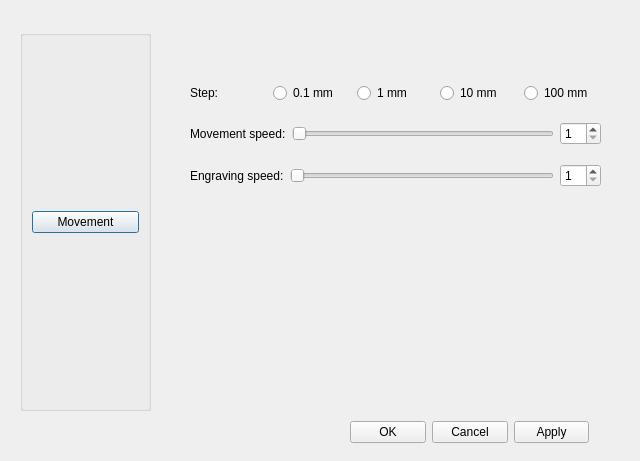
Before: the Qt Designer form mainwindow/settings.ui in CommName/Cengrave, drawn with Qt 5.
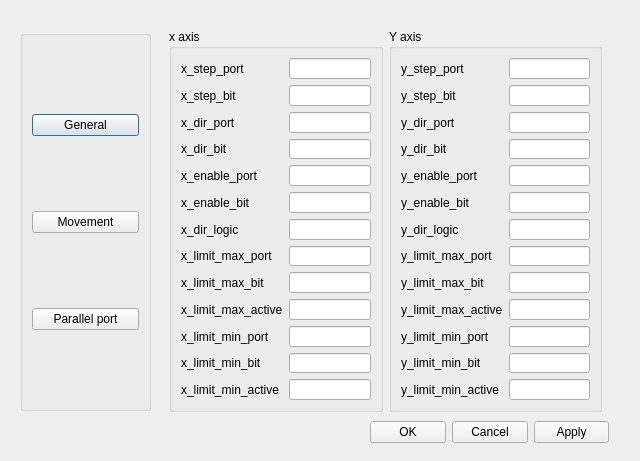
After: the same form once the commit is applied.

Commit message: port settings added

```diff
--- a/mainwindow/settings.ui
+++ b/mainwindow/settings.ui
@@ -41,6 +41,13 @@
     <bool>false</bool>
    </property>
    <layout class="QVBoxLayout" name="verticalLayout">
+    <item>
+     <widget class="QPushButton" name="button_general">
+      <property name="text">
+       <string>General</string>
+      </property>
+     </widget>
+    </item>
     <item>
      <widget class="QPushButton" name="button_set_machine_controls">
       <property name="sizePolicy">
@@ -54,23 +61,30 @@
       </property>
      </widget>
     </item>
+    <item>
+     <widget class="QPushButton" name="butto_parallel_port">
+      <property name="text">
+       <string>Parallel port</string>
+      </property>
+     </widget>
+    </item>
    </layout>
   </widget>
   <widget class="QStackedWidget" name="stackedWidget">
    <property name="geometry">
     <rect>
-     <x>170</x>
-     <y>30</y>
+     <x>160</x>
+     <y>20</y>
      <width>451</width>
-     <height>381</height>
+     <height>401</height>
     </rect>
    </property>
    <property name="currentIndex">
-    <number>1</number>
+    <number>2</number>
    </property>
    <widget class="QWidget" name="page"/>
    <widget class="QWidget" name="movement">
-    <widget class="QWidget" name="">
+    <widget class="QWidget" name="layoutWidget">
      <property name="geometry">
       <rect>
        <x>20</x>
@@ -190,11 +204,371 @@
      </layout>
     </widget>
    </widget>
+   <widget class="QWidget" name="parallel_port">
+    <layout class="QHBoxLayout" name="horizontalLayout_2" stretch="1,1">
+     <item>
+      <widget class="QGroupBox" name="parallelport_x">
+       <property name="title">
+        <string>x axis</string>
+       </property>
+       <layout class="QFormLayout" name="formLayout">
+        <item row="0" column="0">
+         <widget class="QLabel" name="label_x_step_port">
+          <property name="text">
+           <string>x_step_port</string>
+          </property>
+          <property name="buddy">
+           <cstring>lineEdit_x_step_port</cstring>
+          </property>
+         </widget>
+        </item>
+        <item row="1" column="0">
+         <widget class="QLabel" name="label_x_step_bit">
+          <property name="text">
+           <string>x_step_bit</string>
+          </property>
+          <property name="buddy">
+           <cstring>lineEdit_x_step_bit</cstring>
+          </property>
+         </widget>
+        </item>
+        <item row="2" column="0">
+         <widget class="QLabel" name="label_x_dir_port">
+          <property name="text">
+           <string>x_dir_port</string>
+          </property>
+          <property name="buddy">
+           <cstring>lineEdit_x_dir_port</cstring>
+          </property>
+         </widget>
+        </item>
+        <item row="3" column="0">
+         <widget class="QLabel" name="label_x_dir_bit">
+          <property name="text">
+           <string>x_dir_bit</string>
+          </property>
+          <property name="buddy">
+           <cstring>lineEdit_x_dir_bit</cstring>
+          </property>
+         </widget>
+        </item>
+        <item row="4" column="0">
+         <widget class="QLabel" name="label_x_enable_port">
+          <property name="text">
+           <string>x_enable_port</string>
+          </property>
+          <property name="buddy">
+           <cstring>lineEdit_x_enable_port</cstring>
+          </property>
+         </widget>
+        </item>
+        <item row="5" column="0">
+         <widget class="QLabel" name="label_x_enable_bit">
+          <property name="text">
+           <string>x_enable_bit</string>
+          </property>
+          <property name="buddy">
+           <cstring>lineEdit_x_enable_bit</cstring>
+          </property>
+         </widget>
+        </item>
+        <item row="6" column="0">
+         <widget class="QLabel" name="label_x_dir_logic">
+          <property name="text">
+           <string>x_dir_logic</string>
+          </property>
+          <property name="buddy">
+           <cstring>lineEdit_x_dir_logic</cstring>
+          </property>
+         </widget>
+        </item>
+        <item row="7" column="0">
+         <widget class="QLabel" name="label_x_limit_max_port">
+          <property name="text">
+           <string>x_limit_max_port</string>
+          </property>
+          <property name="buddy">
+           <cstring>lineEdit_x_limit_max_port</cstring>
+          </property>
+         </widget>
+        </item>
+        <item row="8" column="0">
+         <widget class="QLabel" name="label_x_limit_max_bit">
+          <property name="text">
+           <string>x_limit_max_bit</string>
+          </property>
+          <property name="buddy">
+           <cstring>lineEdit_x_limit_max_bit</cstring>
+          </property>
+         </widget>
+        </item>
+        <item row="9" column="0">
+         <widget class="QLabel" name="label_x_limit_max_active">
+          <property name="text">
+           <string>x_limit_max_active</string>
+          </property>
+          <property name="buddy">
+           <cstring>lineEdit_x_limit_max_active</cstring>
+          </property>
+         </widget>
+        </item>
+        <item row="10" column="0">
+         <widget class="QLabel" name="label_x_limit_min_port">
+          <property name="text">
+           <string>x_limit_min_port</string>
+          </property>
+          <property name="buddy">
+           <cstring>lineEdit_x_limit_min_port</cstring>
+          </property>
+         </widget>
+        </item>
+        <item row="11" column="0">
+         <widget class="QLabel" name="label_x_limit_min_bit">
+          <property name="text">
+           <string>x_limit_min_bit</string>
+          </property>
+          <property name="buddy">
+           <cstring>lineEdit_x_limit_min_bit</cstring>
+          </property>
+         </widget>
+        </item>
+        <item row="12" column="0">
+         <widget class="QLabel" name="label_x_limit_min_active">
+          <property name="text">
+           <string>x_limit_min_active</string>
+          </property>
+          <property name="buddy">
+           <cstring>lineEdit_x_limit_min_active</cstring>
+          </property>
+         </widget>
+        </item>
+        <item row="0" column="1">
+         <widget class="QLineEdit" name="lineEdit_x_step_port"/>
+        </item>
+        <item row="1" column="1">
+         <widget class="QLineEdit" name="lineEdit_x_step_bit"/>
+        </item>
+        <item row="2" column="1">
+         <widget class="QLineEdit" name="lineEdit_x_dir_port"/>
+        </item>
+        <item row="3" column="1">
+         <widget class="QLineEdit" name="lineEdit_x_dir_bit"/>
+        </item>
+        <item row="4" column="1">
+         <widget class="QLineEdit" name="lineEdit_x_enable_port"/>
+        </item>
+        <item row="5" column="1">
+         <widget class="QLineEdit" name="lineEdit_x_enable_bit"/>
+        </item>
+        <item row="6" column="1">
+         <widget class="QLineEdit" name="lineEdit_x_dir_logic"/>
+        </item>
+        <item row="7" column="1">
+         <widget class="QLineEdit" name="lineEdit_x_limit_max_port"/>
+        </item>
+        <item row="8" column="1">
+         <widget class="QLineEdit" name="lineEdit_x_limit_max_bit"/>
+        </item>
+        <item row="9" column="1">
+         <widget class="QLineEdit" name="lineEdit_x_limit_max_active"/>
+        </item>
+        <item row="10" column="1">
+         <widget class="QLineEdit" name="lineEdit_x_limit_min_port"/>
+        </item>
+        <item row="11" column="1">
+         <widget class="QLineEdit" name="lineEdit_x_limit_min_bit"/>
+        </item>
+        <item row="12" column="1">
+         <widget class="QLineEdit" name="lineEdit_x_limit_min_active"/>
+        </item>
+       </layout>
+      </widget>
+     </item>
+     <item>
+      <widget class="QGroupBox" name="parallelport_y">
+       <property name="title">
+        <string>Y axis</string>
+       </property>
+       <layout class="QFormLayout" name="formLayout_2">
+        <item row="0" column="0">
+         <widget class="QLabel" name="label_y_step_port">
+          <property name="text">
+           <string>y_step_port</string>
+          </property>
+          <property name="buddy">
+           <cstring>lineEdit_y_step_port</cstring>
+          </property>
+         </widget>
+        </item>
+        <item row="1" column="0">
+         <widget class="QLabel" name="label_y_step_bit">
+          <property name="text">
+           <string>y_step_bit</string>
+          </property>
+          <property name="buddy">
+           <cstring>lineEdit_y_step_bit</cstring>
+          </property>
+         </widget>
+        </item>
+        <item row="2" column="0">
+         <widget class="QLabel" name="label_y_dir_port">
+          <property name="text">
+           <string>y_dir_port</string>
+          </property>
+          <property name="buddy">
+           <cstring>lineEdit_y_dir_port</cstring>
+          </property>
+         </widget>
+        </item>
+        <item row="3" column="0">
+         <widget class="QLabel" name="label_y_dir_bit">
+          <property name="text">
+           <string>y_dir_bit</string>
+          </property>
+          <property name="buddy">
+           <cstring>lineEdit_y_dir_bit</cstring>
+          </property>
+         </widget>
+        </item>
+        <item row="4" column="0">
+         <widget class="QLabel" name="y_enable_port">
+          <property name="text">
+           <string>y_enable_port</string>
+          </property>
+          <property name="buddy">
+           <cstring>lineEdit_y_enable_port</cstring>
+          </property>
+         </widget>
+        </item>
+        <item row="5" column="0">
+         <widget class="QLabel" name="label_y_enable_bit">
+          <property name="text">
+           <string>y_enable_bit</string>
+          </property>
+          <property name="buddy">
+           <cstring>lineEdit_y_enable_bit</cstring>
+          </property>
+         </widget>
+        </item>
+        <item row="6" column="0">
+         <widget class="QLabel" name="label_y_dir_logic">
+          <property name="text">
+           <string>y_dir_logic</string>
+          </property>
+          <property name="buddy">
+           <cstring>lineEdit_y_dir_logic</cstring>
+          </property>
+         </widget>
+        </item>
+        <item row="7" column="0">
+         <widget class="QLabel" name="label_y_limit_max_port">
+          <property name="text">
+           <string>y_limit_max_port</string>
+          </property>
+          <property name="buddy">
+           <cstring>lineEdit_y_limit_max_port</cstring>
+          </property>
+         </widget>
+        </item>
+        <item row="8" column="0">
+         <widget class="QLabel" name="label_y_limit_max_bit">
+          <property name="text">
+           <string>y_limit_max_bit</string>
+          </property>
+          <property name="buddy">
+           <cstring>lineEdit_y_limit_max_bit</cstring>
+          </property>
+         </widget>
+        </item>
+        <item row="9" column="0">
+         <widget class="QLabel" name="label_y_limit_max_active">
+          <property name="text">
+           <string>y_limit_max_active</string>
+          </property>
+          <property name="buddy">
+           <cstring>lineEdit_y_limit_max_active</cstring>
+          </property>
+         </widget>
+        </item>
+        <item row="10" column="0">
+         <widget class="QLabel" name="label_y_limit_min_port">
+          <property name="text">
+           <string>y_limit_min_port</string>
+          </property>
+          <property name="buddy">
+           <cstring>lineEdit_y_limit_min_port</cstring>
+          </property>
+         </widget>
+        </item>
+        <item row="11" column="0">
+         <widget class="QLabel" name="label_y_limit_min_bit">
+          <property name="text">
+           <string>y_limit_min_bit</string>
+          </property>
+          <property name="buddy">
+           <cstring>lineEdit_y_limit_min_bit</cstring>
+          </property>
+         </widget>
+        </item>
+        <item row="12" column="0">
+         <widget class="QLabel" name="label_y_limit_min_active">
+          <property name="text">
+           <string>y_limit_min_active</string>
+          </property>
+          <property name="buddy">
+           <cstring>lineEdit_y_limit_min_active</cstring>
+          </property>
+         </widget>
+        </item>
+        <item row="0" column="1">
+         <widget class="QLineEdit" name="lineEdit_y_step_port"/>
+        </item>
+        <item row="1" column="1">
+         <widget class="QLineEdit" name="lineEdit_y_step_bit"/>
+        </item>
+        <item row="2" column="1">
+         <widget class="QLineEdit" name="lineEdit_y_dir_port"/>
+        </item>
+        <item row="3" column="1">
+         <widget class="QLineEdit" name="lineEdit_y_dir_bit"/>
+        </item>
+        <item row="4" column="1">
+         <widget class="QLineEdit" name="lineEdit_y_enable_port"/>
+        </item>
+        <item row="5" column="1">
+         <widget class="QLineEdit" name="lineEdit_y_enable_bit"/>
+        </item>
+        <item row="6" column="1">
+         <widget class="QLineEdit" name="lineEdit_y_dir_logic"/>
+        </item>
+        <item row="7" column="1">
+         <widget class="QLineEdit" name="lineEdit_y_limit_max_port"/>
+        </item>
+        <item row="8" column="1">
+         <widget class="QLineEdit" name="lineEdit_y_limit_max_bit"/>
+        </item>
+        <item row="9" column="1">
+         <widget class="QLineEdit" name="lineEdit_y_limit_max_active"/>
+        </item>
+        <item row="10" column="1">
+         <widget class="QLineEdit" name="lineEdit_y_limit_min_port"/>
+        </item>
+        <item row="11" column="1">
+         <widget class="QLineEdit" name="lineEdit_y_limit_min_bit"/>
+        </item>
+        <item row="12" column="1">
+         <widget class="QLineEdit" name="lineEdit_y_limit_min_active"/>
+        </item>
+       </layout>
+      </widget>
+     </item>
+    </layout>
+   </widget>
   </widget>
-  <widget class="QWidget" name="">
+  <widget class="QWidget" name="layoutWidget">
    <property name="geometry">
     <rect>
-     <x>350</x>
+     <x>370</x>
      <y>420</y>
      <width>239</width>
      <height>25</height>
```
The commit also changes 6 other files.
